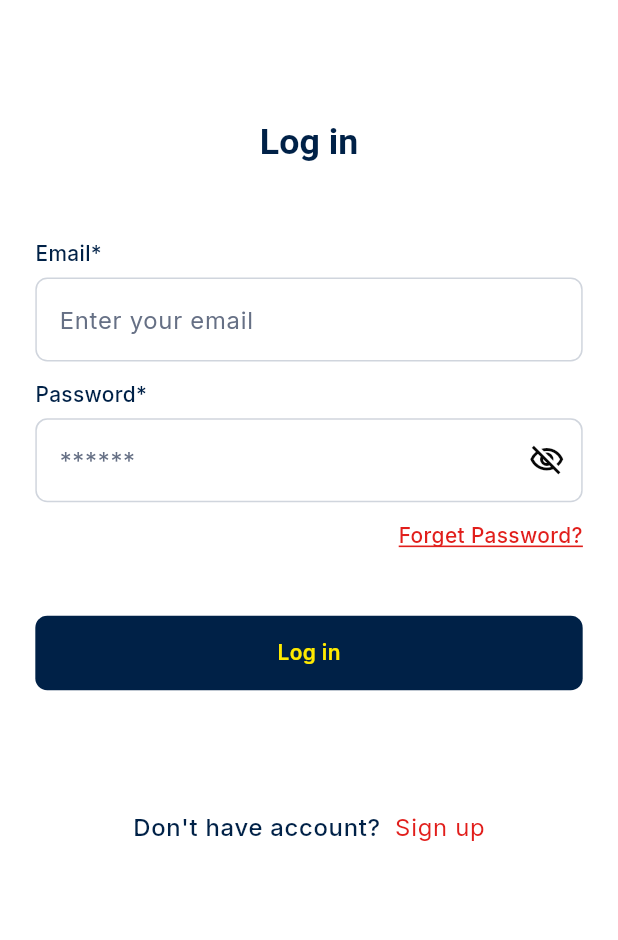
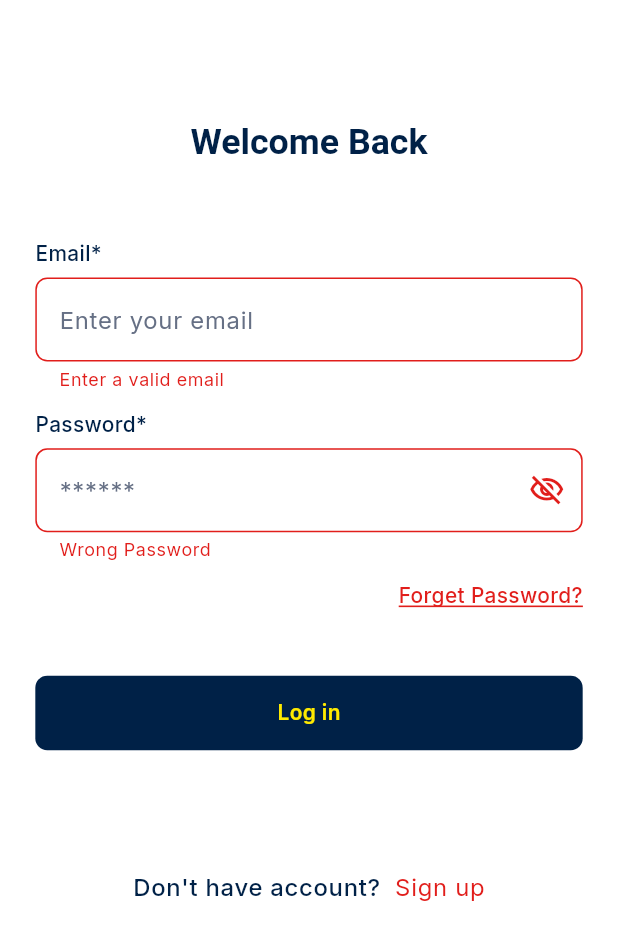
Before and after one commit to salmanbashar1009/gaphy_mobile_app, a Flutter app: the screen it shows after launch, after a tap on "Log in", on a phone screen of 412 x 824 dp. Shown: the top 940 px of the screen. Run offline on Flutter 3.47's test engine with Material 3 defaults, Android fonts, the phone set to English and light mode, and no system bars; our stand-ins replace dio, flutter_screenutil, go_router, google_fonts.

```diff
--- a/lib/my_app.dart
+++ b/lib/my_app.dart
@@ -19,7 +19,7 @@ class MyApp extends StatelessWidget {
           home: child,
         );
       },
-      child: const LoginScreen(),
+      child:  LoginScreen(),
     );
   }
 }
--- a/lib/presentation/features/login/view/login_screen.dart
+++ b/lib/presentation/features/login/view/login_screen.dart
@@ -14,9 +14,10 @@ class LoginScreen extends StatefulWidget {
 }
 
 class _LoginScreenState extends State<LoginScreen> {
-
   final TextEditingController _emailController = TextEditingController();
   final TextEditingController _passwordController = TextEditingController();
+
+  final GlobalKey<FormState> _formKey = GlobalKey<FormState>();
 
   @override
   void dispose() {
@@ -38,6 +39,8 @@ class _LoginScreenState extends State<LoginScreen> {
         child: Padding(
           padding: EdgeInsets.symmetric(horizontal: 20.w),
           child: SingleChildScrollView(
+            child: Form(
+              key: _formKey,
               child: Column(
                 crossAxisAlignment: CrossAxisAlignment.start,
                 children: [
@@ -47,7 +50,7 @@ class _LoginScreenState extends State<LoginScreen> {
                   Align(
                       alignment: Alignment.center,
                       child: Text(
-                      "Log in",
+                        "Welcome Back",
                         style: titleLarge,
                       )),
                   SizedBox(
@@ -64,7 +67,14 @@ class _LoginScreenState extends State<LoginScreen> {
                   ),
                   TextFormField(
                     controller: _emailController,
+                    keyboardType: TextInputType.emailAddress,
                     decoration: InputDecoration(hintText: "Enter your email"),
+                    validator: (String? value) {
+                      if (value?.isEmpty ?? true) {
+                        return "Enter a valid email";
+                      }
+                      return null;
+                    },
                   ),
                   SizedBox(
                     height: 12.h,
@@ -75,10 +85,10 @@ class _LoginScreenState extends State<LoginScreen> {
                     height: 6.h,
                   ),
                   Consumer<LoginProvider>(
-                  builder: (context,loginProvider,child) {
+                      builder: (context, loginProvider, child) {
                     return TextFormField(
                       controller: _passwordController,
-                      obscureText: !loginProvider.isVisible ,
+                      obscureText: !loginProvider.isVisible,
                       decoration: InputDecoration(
                           hintText: "******",
                           suffixIcon: GestureDetector(
@@ -88,9 +98,14 @@ class _LoginScreenState extends State<LoginScreen> {
                               child: Icon(loginProvider.isVisible
                                   ? Icons.visibility_outlined
                                   : Icons.visibility_off_outlined))),
+                      validator: (String? value) {
+                        if ((value?.isEmpty ?? true) || (value!.length <= 5)) {
+                          return "Wrong Password";
+                        }
+                        return null;
+                      },
                     );
-                  }
-                ),
+                  }),
                   SizedBox(
                     height: 12.h,
                   ),
@@ -114,7 +129,32 @@ class _LoginScreenState extends State<LoginScreen> {
                   SizedBox(
                     height: 50.h,
                     width: double.infinity,
-                  child: PrimaryButton(title: "Log in", onTap: () {}),
+                    child: Consumer<LoginProvider>(
+                        builder: (context, loginProvider, child) {
+                      return Visibility(
+                          visible: loginProvider.isLoginInProgress == false,
+                          replacement: const Center(
+                            child: CircularProgressIndicator(
+                              color: AppColors.primaryColor,
+                            ),
+                          ),
+                          child: PrimaryButton(
+                              title: "Log in",
+                              onTap: () async {
+                                FocusScope.of(context).unfocus();
+                                if (!_formKey.currentState!.validate()) {
+                                  return;
+                                }
+                                await loginProvider.userLogin(
+                                    email: _emailController.text.trim(),
+                                    password: _passwordController.text);
+
+                                _emailController.clear();
+                                _passwordController.clear();
+
+                              }));
+
+                    }),
                   ),
                   SizedBox(
                     height: 80.h,
@@ -125,7 +165,8 @@ class _LoginScreenState extends State<LoginScreen> {
                       text: TextSpan(children: <TextSpan>[
                         TextSpan(
                           text: "Don't have account?  ",
-                        style: bodyLarge!.copyWith(fontWeight: FontWeight.w500),
+                          style:
+                              bodyLarge!.copyWith(fontWeight: FontWeight.w500),
                         ),
                         TextSpan(
                             text: "Sign up",
@@ -143,6 +184,7 @@ class _LoginScreenState extends State<LoginScreen> {
             ),
           ),
         ),
+      ),
     );
   }
 }
```
Also changed, not shown: lib/presentation/features/login/view_model/login_provider.dart (+19 -15 lines). Lines whose indentation alone changed are shown as unchanged.
